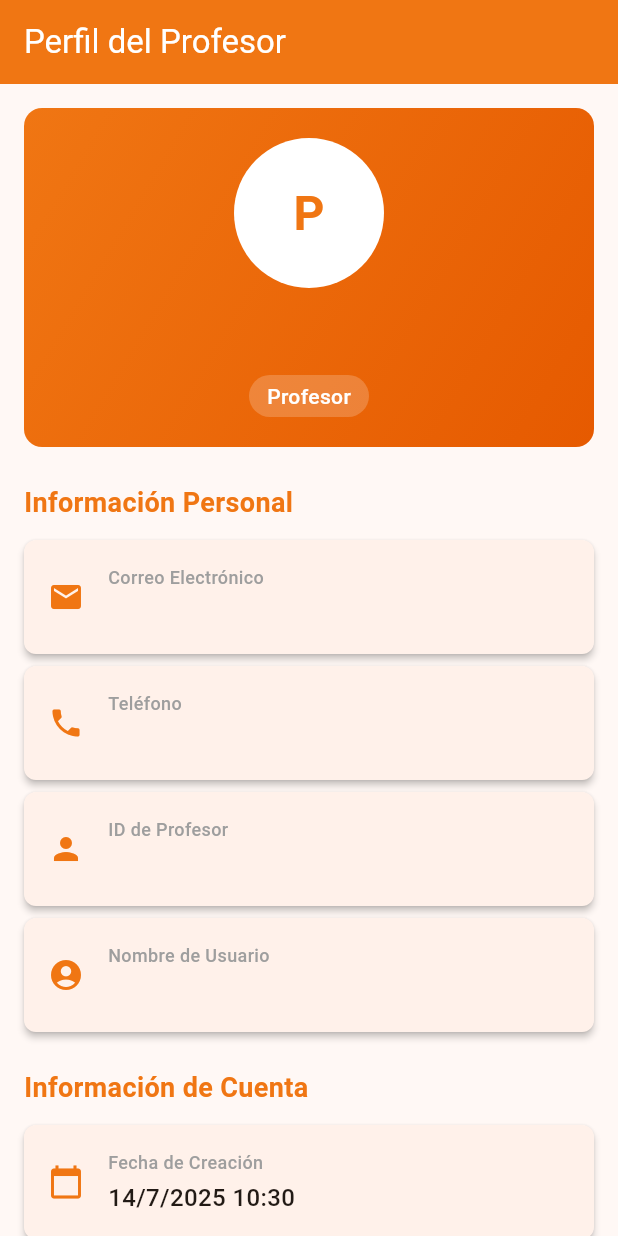
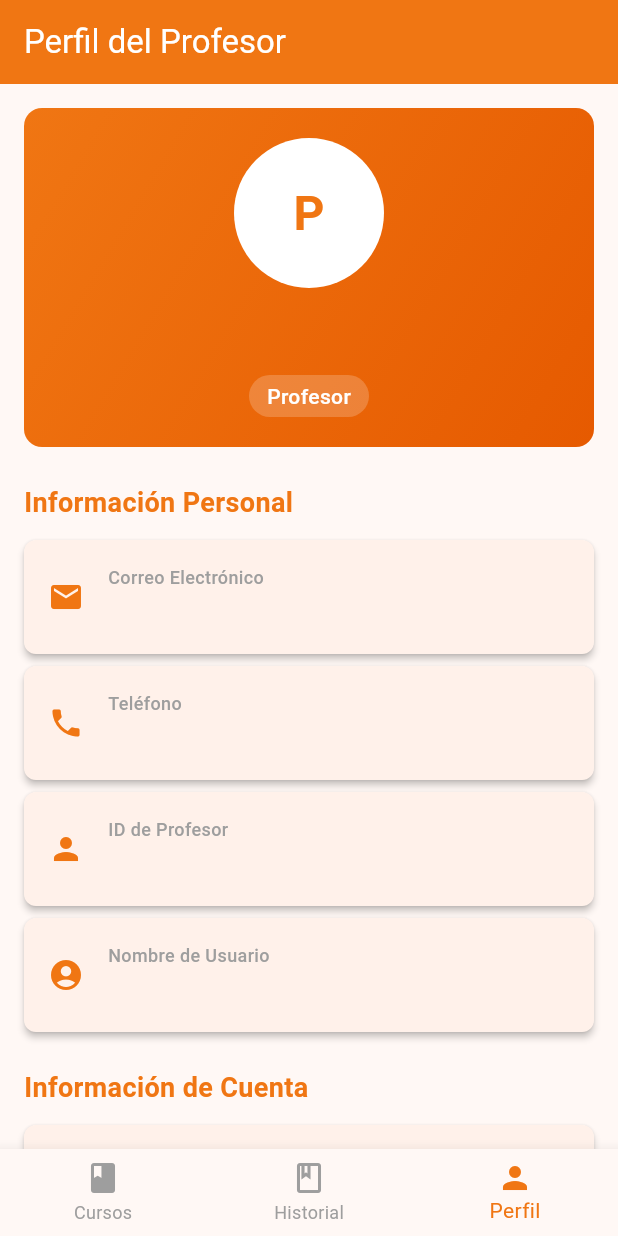
Before and after one commit to Luis-Martin/edutrack-front, a Flutter app: the ProfessorProfileView screen opened directly with empty values, on a phone screen of 412 x 824 dp. Run offline on Flutter 3.47's test engine with Material 3 defaults, Android fonts, the phone set to English and light mode, and no system bars.

Commit message:
Perfil de profesor

```diff
--- /dev/null
+++ b/lib/views/professor_bottom_nav_bar.dart
@@ -0,0 +1,31 @@
+import 'package:flutter/material.dart';
+
+class ProfessorBottomNavBar extends StatelessWidget {
+  final int currentIndex;
+  final ValueChanged<int> onTap;
+  const ProfessorBottomNavBar({super.key, required this.currentIndex, required this.onTap});
+
+  @override
+  Widget build(BuildContext context) {
+    return BottomNavigationBar(
+      currentIndex: currentIndex,
+      onTap: onTap,
+      selectedItemColor: const Color(0xFFF07613),
+      unselectedItemColor: Colors.grey,
+      items: const [
+        BottomNavigationBarItem(
+          icon: Icon(Icons.book),
+          label: 'Cursos',
+        ),
+        BottomNavigationBarItem(
+          icon: Icon(Icons.book_outlined),
+          label: 'Historial',
+        ),
+        BottomNavigationBarItem(
+          icon: Icon(Icons.person),
+          label: 'Perfil',
+        ),
+      ],
+    );
+  }
+}
--- a/lib/views/professor_profile_view.dart
+++ b/lib/views/professor_profile_view.dart
@@ -1,8 +1,14 @@
 import 'package:flutter/material.dart';
+import 'package:edutrackf/config/api_config.dart';
+import 'main_view.dart';
+import 'professor_profile_update_view.dart';
+import 'professor_bottom_nav_bar.dart';
+import 'professor_courses_view.dart';
+import 'professor_pass_courses_view.dart';
 
 /// Vista para mostrar el perfil del profesor
 /// Muestra toda la información del profesor autenticado
-class ProfessorProfileView extends StatelessWidget {
+class ProfessorProfileView extends StatefulWidget {
   final Map<String, dynamic> professorData;
   final String token;
 
@@ -13,7 +19,41 @@ class ProfessorProfileView extends StatelessWidget {
   });
 
   @override
+  State<ProfessorProfileView> createState() => _ProfessorProfileViewState();
+}
+
+class _ProfessorProfileViewState extends State<ProfessorProfileView> {
+  int _selectedIndex = 2; // Perfil es el índice 2 en la barra
+
+  void _onNavBarTap(int index) {
+    setState(() {
+      _selectedIndex = index;
+    });
+  }
+
+  Widget _getCurrentView() {
+    if (_selectedIndex == 0) {
+      return ProfessorCoursesView(professorData: widget.professorData);
+    } else if (_selectedIndex == 1) {
+      return ProfessorPassCoursesView(professorData: widget.professorData);
+    } else {
+      return _buildProfileView();
+    }
+  }
+
+  @override
   Widget build(BuildContext context) {
+    return Scaffold(
+      body: _getCurrentView(),
+      bottomNavigationBar: ProfessorBottomNavBar(
+        currentIndex: _selectedIndex,
+        onTap: _onNavBarTap,
+      ),
+    );
+  }
+
+  Widget _buildProfileView() {
+    final professorData = widget.professorData;
     return Scaffold(
       appBar: AppBar(
         title: const Text('Perfil del Profesor'),
@@ -40,7 +80,6 @@ class ProfessorProfileView extends StatelessWidget {
               ),
               child: Column(
                 children: [
-                  // Avatar circular
                   CircleAvatar(
                     radius: 50,
                     backgroundColor: Colors.white,
@@ -54,9 +93,8 @@ class ProfessorProfileView extends StatelessWidget {
                     ),
                   ),
                   const SizedBox(height: 16),
-                  // Nombre completo
                   Text(
-                    '${professorData['first_name']} ${professorData['last_name']}',
+                    '${professorData['first_name'] ?? ''} ${professorData['last_name'] ?? ''}',
                     style: const TextStyle(
                       fontSize: 24,
                       fontWeight: FontWeight.bold,
@@ -65,7 +103,6 @@ class ProfessorProfileView extends StatelessWidget {
                     textAlign: TextAlign.center,
                   ),
                   const SizedBox(height: 8),
-                  // Rol
                   Container(
                     padding: const EdgeInsets.symmetric(horizontal: 12, vertical: 4),
                     decoration: BoxDecoration(
@@ -84,7 +121,6 @@ class ProfessorProfileView extends StatelessWidget {
               ),
             ),
             const SizedBox(height: 24),
-
             // Información personal
             _buildSection(
               title: 'Información Personal',
@@ -111,9 +147,7 @@ class ProfessorProfileView extends StatelessWidget {
                 ),
               ],
             ),
-
             const SizedBox(height: 16),
-
             // Información de fechas
             _buildSection(
               title: 'Información de Cuenta',
@@ -130,22 +164,27 @@ class ProfessorProfileView extends StatelessWidget {
                 ),
               ],
             ),
-
             const SizedBox(height: 32),
-
             // Botones de acción
             Row(
               children: [
                 Expanded(
                   child: ElevatedButton.icon(
-                    onPressed: () {
-                      // TODO: Implementar edición de perfil
-                      ScaffoldMessenger.of(context).showSnackBar(
-                        const SnackBar(
-                          content: Text('Función de edición en desarrollo'),
-                          backgroundColor: Colors.orange,
+                    onPressed: () async {
+                      final updated = await Navigator.push(
+                        context,
+                        MaterialPageRoute(
+                          builder: (context) => ProfessorProfileUpdateView(professorData: professorData),
                         ),
                       );
+                      if (updated == true) {
+                        ScaffoldMessenger.of(context).showSnackBar(
+                          const SnackBar(
+                            content: Text('Perfil actualizado, recarga para ver cambios.'),
+                            backgroundColor: Colors.green,
+                          ),
+                        );
+                      }
                     },
                     icon: const Icon(Icons.edit),
                     label: const Text('Editar Perfil'),
@@ -163,12 +202,11 @@ class ProfessorProfileView extends StatelessWidget {
                 Expanded(
                   child: ElevatedButton.icon(
                     onPressed: () {
-                      // TODO: Implementar cerrar sesión
-                      ScaffoldMessenger.of(context).showSnackBar(
-                        const SnackBar(
-                          content: Text('Función de cerrar sesión en desarrollo'),
-                          backgroundColor: Colors.orange,
-                        ),
+                      ApiConfig.cookie = '';
+                      Navigator.pushAndRemoveUntil(
+                        context,
+                        MaterialPageRoute(builder: (context) => const MainView()),
+                        (Route<dynamic> route) => false,
                       );
                     },
                     icon: const Icon(Icons.logout),
@@ -191,7 +229,6 @@ class ProfessorProfileView extends StatelessWidget {
     );
   }
 
-  /// Construye una sección con título
   Widget _buildSection({
     required String title,
     required List<Widget> children,
@@ -213,7 +250,6 @@ class ProfessorProfileView extends StatelessWidget {
     );
   }
 
-  /// Construye una tarjeta de información
   Widget _buildInfoCard({
     required IconData icon,
     required String title,
@@ -261,9 +297,7 @@ class ProfessorProfileView extends StatelessWidget {
             ),
             if (isExpandable)
               IconButton(
-                onPressed: () {
-                  // TODO: Implementar expansión para mostrar token completo
-                },
+                onPressed: () {},
                 icon: const Icon(Icons.visibility),
                 color: Colors.grey,
               ),
@@ -273,11 +307,9 @@ class ProfessorProfileView extends StatelessWidget {
     );
   }
 
-  /// Obtiene las iniciales del nombre completo
   String _getInitials() {
-    final firstName = professorData['first_name'] ?? '';
-    final lastName = professorData['last_name'] ?? '';
-
+    final firstName = (widget.professorData['first_name'] ?? '').toString();
+    final lastName = (widget.professorData['last_name'] ?? '').toString();
     String initials = '';
     if (firstName.isNotEmpty) {
       initials += firstName[0].toUpperCase();
@@ -285,14 +317,11 @@ class ProfessorProfileView extends StatelessWidget {
     if (lastName.isNotEmpty) {
       initials += lastName[0].toUpperCase();
     }
-
     return initials.isEmpty ? 'P' : initials;
   }
 
-  /// Formatea una fecha ISO a formato legible
   String _formatDate(String? dateString) {
-    if (dateString == null) return 'No disponible';
-
+    if (dateString == null || dateString.isEmpty) return 'No disponible';
     try {
       final date = DateTime.parse(dateString);
       return '${date.day}/${date.month}/${date.year} ${date.hour}:${date.minute.toString().padLeft(2, '0')}';
```
Also changed, not shown: lib/controllers/professor_controller.dart (+45 -0 lines), lib/views/professor_courses_view.dart (added, +111 -0 lines), lib/views/professor_pass_courses_view.dart (added, +111 -0 lines), lib/views/professor_profile_update_view.dart (added, +135 -0 lines).
